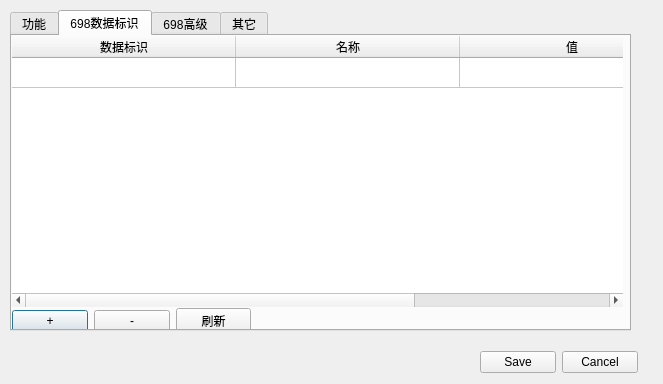
Qt form UI_Meter698_config.ui (qwerttqq95/Meter698-45Simulator) before a commit.
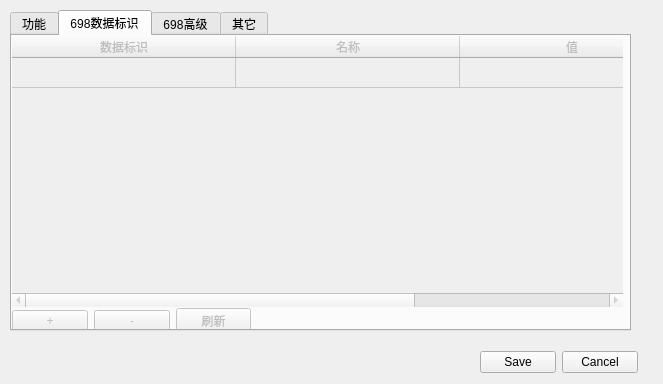
The same form after that commit. The open tabs and pages were chosen to show the change.

What changed in the file:
```diff
--- a/UI_Meter698_config.ui
+++ b/UI_Meter698_config.ui
@@ -23,6 +23,9 @@
    <string>设置</string>
   </property>
   <widget class="QTabWidget" name="tabWidget">
+   <property name="enabled">
+    <bool>true</bool>
+   </property>
    <property name="geometry">
     <rect>
      <x>10</x>
@@ -308,6 +311,9 @@
     </widget>
    </widget>
    <widget class="QWidget" name="tab_2">
+    <property name="enabled">
+     <bool>false</bool>
+    </property>
     <attribute name="title">
      <string>698数据标识</string>
     </attribute>
```
